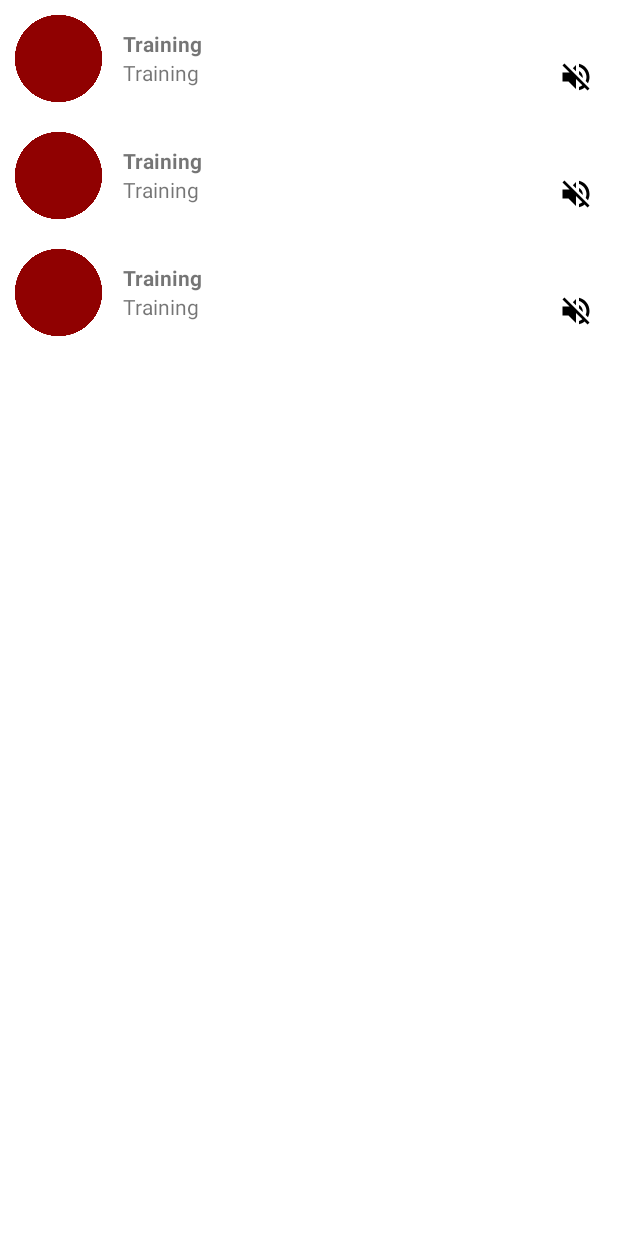
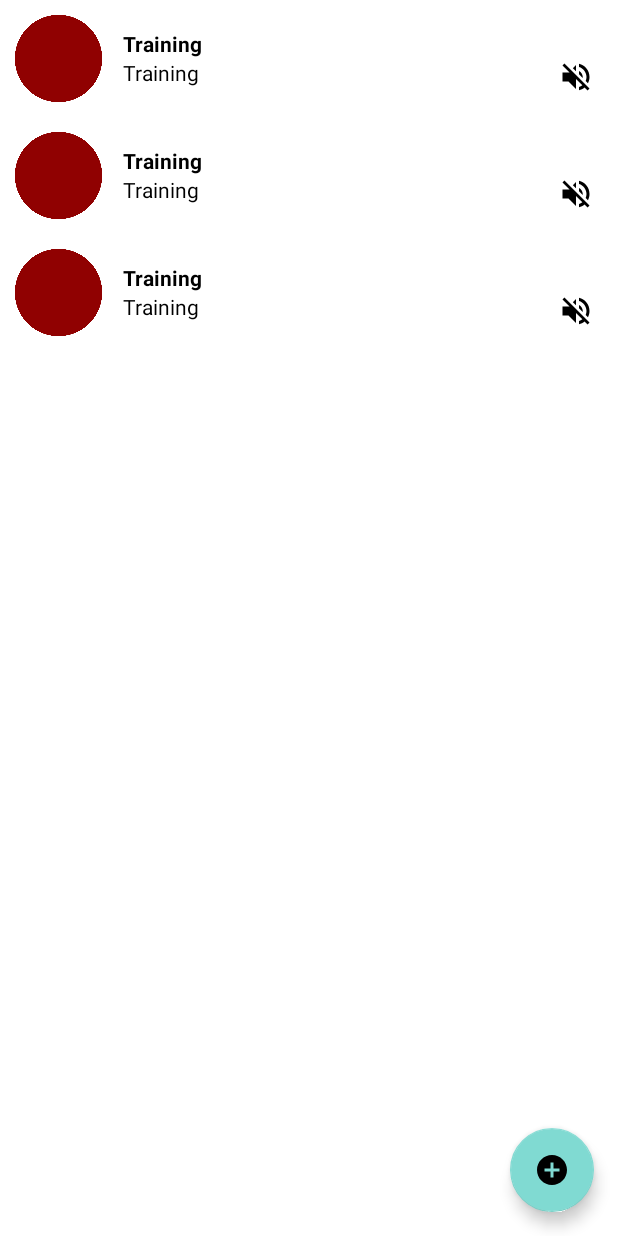
Before and after one commit to calmwalija/Training, an Android app: the layout activity_main.xml on its own in the app's theme, with its tools: preview values and no code run, on a phone screen of 412 x 824 dp. Run offline under Robolectric (Android 15) with nearby library versions, the phone set to English and light mode, and no system bars.

Commit message:
initial commit

```diff
--- a/app/src/main/java/org/apphatchery/training/data/local/MessageDao.kt
+++ b/app/src/main/java/org/apphatchery/training/data/local/MessageDao.kt
@@ -4,6 +4,7 @@ import androidx.room.Dao
 import androidx.room.Delete
 import androidx.room.Query
 import androidx.room.Upsert
+import kotlinx.coroutines.flow.Flow
 
 @Dao
 interface MessageDao {
@@ -15,7 +16,7 @@ interface MessageDao {
     suspend fun delete(message: MessageEntity)
 
     @Query("SELECT * FROM MessageEntity")
-    suspend fun query(): List<MessageEntity>
+     fun query(): Flow<List<MessageEntity>>
 
 
 }
--- a/app/src/main/java/org/apphatchery/training/data/local/repository/RepositoryImpl.kt
+++ b/app/src/main/java/org/apphatchery/training/data/local/repository/RepositoryImpl.kt
@@ -1,5 +1,6 @@
 package org.apphatchery.training.data.local.repository
 
+import kotlinx.coroutines.flow.Flow
 import org.apphatchery.training.data.local.MessageDatabase
 import org.apphatchery.training.data.local.MessageEntity
 import org.apphatchery.training.domain.repository.Repository
@@ -20,7 +21,7 @@ class RepositoryImpl(
         dao.delete(message)
     }
 
-    override suspend fun query(): List<MessageEntity> {
+    override  fun query(): Flow<List<MessageEntity>> {
         return  dao.query()
     }
 }
--- a/app/src/main/java/org/apphatchery/training/domain/repository/Repository.kt
+++ b/app/src/main/java/org/apphatchery/training/domain/repository/Repository.kt
@@ -1,5 +1,6 @@
 package org.apphatchery.training.domain.repository
 
+import kotlinx.coroutines.flow.Flow
 import org.apphatchery.training.data.local.MessageEntity
 
 interface Repository {
@@ -8,6 +9,6 @@ interface Repository {
 
     suspend fun delete(message: MessageEntity)
 
-    suspend fun query(): List<MessageEntity>
+    fun query():Flow<List<MessageEntity>>
 
 }
--- /dev/null
+++ b/app/src/main/res/drawable/baseline_add_circle_24.xml
@@ -0,0 +1,5 @@
+<vector android:height="24dp" android:tint="#000000"
+    android:viewportHeight="24" android:viewportWidth="24"
+    android:width="24dp" xmlns:android="http://schemas.android.com/apk/res/android">
+    <path android:fillColor="@android:color/white" android:pathData="M12,2C6.48,2 2,6.48 2,12s4.48,10 10,10 10,-4.48 10,-10S17.52,2 12,2zM17,13h-4v4h-2v-4L7,13v-2h4L11,7h2v4h4v2z"/>
+</vector>
--- a/app/src/main/res/layout-land/activity_main.xml
+++ /dev/null
@@ -1,38 +0,0 @@
-<?xml version="1.0" encoding="utf-8"?>
-<androidx.constraintlayout.widget.ConstraintLayout xmlns:android="http://schemas.android.com/apk/res/android"
-    xmlns:app="http://schemas.android.com/apk/res-auto"
-    xmlns:tools="http://schemas.android.com/tools"
-    android:layout_width="match_parent"
-    android:layout_height="match_parent">
-
-    <ImageView
-        android:id="@+id/imageView"
-        android:layout_width="150dp"
-        android:layout_height="150dp"
-        android:layout_marginStart="60dp"
-        android:layout_marginTop="40dp"
-        android:src="@drawable/user"
-        app:layout_constraintStart_toStartOf="parent"
-        app:layout_constraintTop_toTopOf="parent" />
-
-    <TextView
-        android:id="@+id/textView"
-        android:layout_width="wrap_content"
-        android:layout_height="wrap_content"
-        android:text="Apphatchery"
-        android:textColor="#9903173A"
-        android:textSize="50sp"
-        app:layout_constraintStart_toEndOf="@+id/imageView"
-        app:layout_constraintTop_toTopOf="@+id/imageView" />
-
-    <Button
-        android:id="@+id/button"
-        android:layout_width="wrap_content"
-        android:layout_height="wrap_content"
-        android:layout_marginStart="4dp"
-        android:layout_marginTop="4dp"
-        android:text="Button"
-        app:layout_constraintStart_toEndOf="@+id/imageView"
-        app:layout_constraintTop_toBottomOf="@+id/textView" />
-
-</androidx.constraintlayout.widget.ConstraintLayout>
--- a/app/src/main/res/layout/activity_main.xml
+++ b/app/src/main/res/layout/activity_main.xml
@@ -23,6 +23,19 @@
             app:layout_constraintStart_toStartOf="parent"
             app:layout_constraintTop_toTopOf="parent" />
 
+        <com.google.android.material.floatingactionbutton.FloatingActionButton
+            android:id="@+id/fab"
+            android:layout_width="wrap_content"
+            android:layout_height="wrap_content"
+            android:layout_gravity="bottom|end"
+            android:layout_margin="16dp"
+            app:backgroundTint="#80DAD2"
+            app:elevation="6dp"
+            app:layout_constraintBottom_toBottomOf="@+id/recyclerView"
+            app:layout_constraintEnd_toEndOf="parent"
+            app:rippleColor="#142745"
+            app:srcCompat="@drawable/baseline_add_circle_24" />
+
 
     </androidx.constraintlayout.widget.ConstraintLayout>
 </layout>
--- a/app/src/main/res/layout/activity_main_item.xml
+++ b/app/src/main/res/layout/activity_main_item.xml
@@ -34,6 +34,7 @@
             android:layout_height="wrap_content"
             android:layout_marginStart="8dp"
             android:layout_marginEnd="16dp"
+            android:textColor="@color/black"
             android:textStyle="bold"
             app:layout_constraintBottom_toBottomOf="parent"
             app:layout_constraintEnd_toStartOf="@+id/tv_timestamp"
@@ -48,6 +49,7 @@
             android:layout_height="wrap_content"
             android:ellipsize="end"
             android:maxLines="1"
+            android:textColor="@color/black"
             android:text="@{message.message}"
             app:layout_constraintEnd_toEndOf="@+id/tv_tiltle"
             app:layout_constraintStart_toStartOf="@+id/tv_tiltle"
```
Also changed, not shown: app/src/main/java/org/apphatchery/training/data/local/Mapper.kt (added, +8 -0 lines), app/src/main/java/org/apphatchery/training/data/local/MessageEntity.kt (+6 -1 lines), app/src/main/java/org/apphatchery/training/ui/MainActivity.kt (+24 -2 lines), app/src/main/java/org/apphatchery/training/ui/MainAdapter.kt (+25 -0 lines), app/src/main/java/org/apphatchery/training/ui/MainViewModel.kt (+2 -5 lines).
